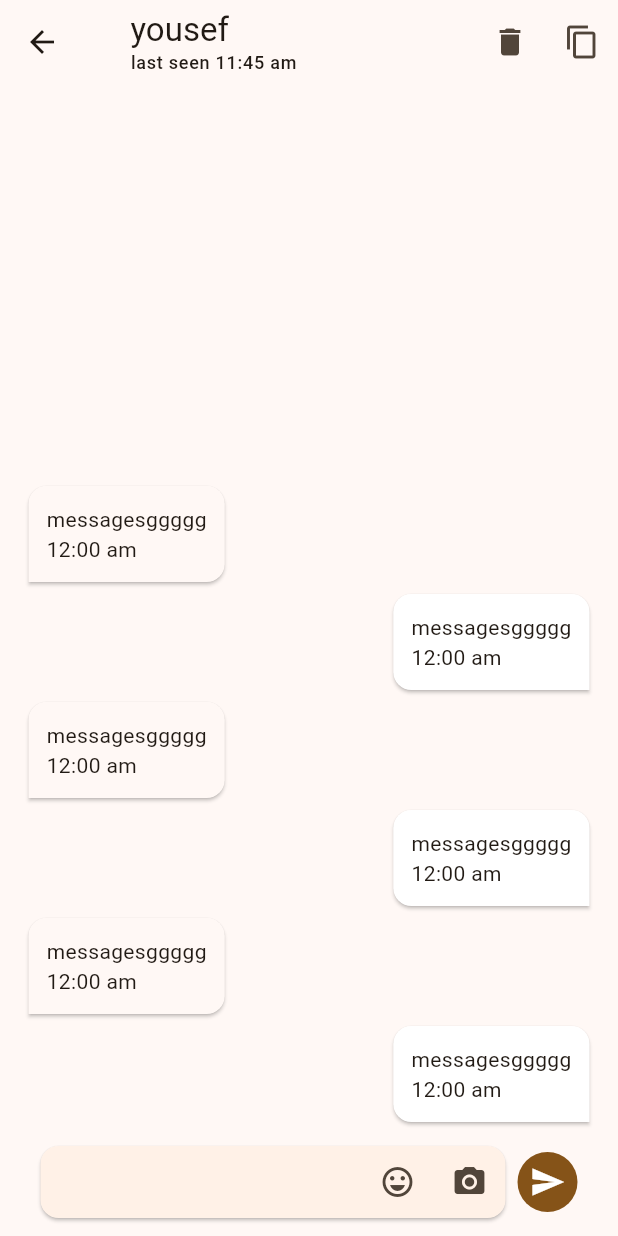
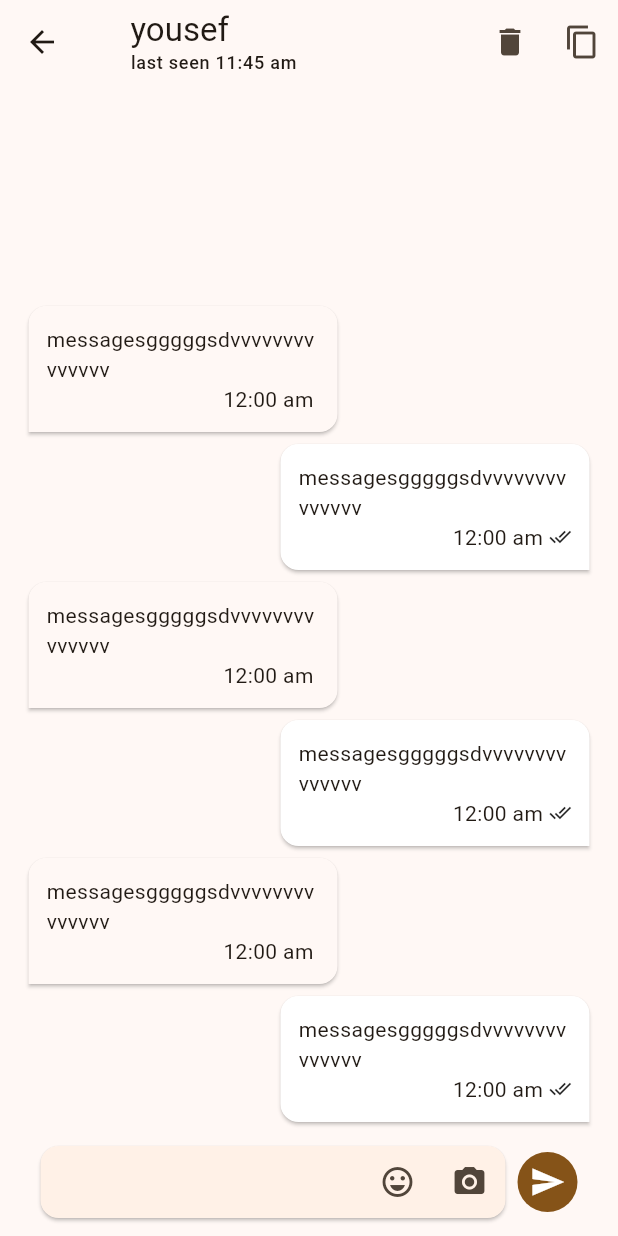
Before and after one commit to YousefDewidar/material_chat_app, a Flutter app: the InChatView screen opened directly, on a phone screen of 412 x 824 dp. Run offline on Flutter 3.47's test engine with Material 3 defaults, Android fonts, the phone set to English and light mode, and no system bars; our stand-ins replace flutter_svg.

Commit message:
read message check

```diff
--- a/lib/main.dart
+++ b/lib/main.dart
@@ -15,6 +15,8 @@ class ChatApp extends StatelessWidget {
       debugShowCheckedModeBanner: false,
       themeMode: ThemeMode.system,
       darkTheme: ThemeData.dark(),
+
+
       theme: ThemeData(
         colorScheme: ColorScheme.fromSeed(seedColor: Colors.orange),
       ),
--- a/lib/views/chat/widgets/add_friend_button_sheet.dart
+++ b/lib/views/chat/widgets/add_friend_button_sheet.dart
@@ -34,7 +34,7 @@ class AddFriendBottomSheet extends StatelessWidget {
           const SizedBox(
             height: 20,
           ),
-          CustomButton(text: 'Create chat', onPressed: () {})
+          CustomButton(text: 'Create chat', onPressed: () {},color: Theme.of(context).colorScheme.error,)
         ],
       ),
     );
--- a/lib/views/chat/widgets/message_card.dart
+++ b/lib/views/chat/widgets/message_card.dart
@@ -25,9 +25,28 @@ class MessageCard extends StatelessWidget {
             padding: const EdgeInsets.all(12),
             constraints:
                 BoxConstraints(maxWidth: MediaQuery.of(context).size.width / 2),
-            child: const Column(
-              crossAxisAlignment: CrossAxisAlignment.start,
-              children: [Text("messagesggggg"), Text('12:00 am')],
+            child: Column(
+              crossAxisAlignment: CrossAxisAlignment.end,
+              children: [
+                const Text("messagesgggggsdvvvvvvvvvvvvvv"),
+                Row(
+                  mainAxisAlignment: MainAxisAlignment.end,
+                  children: [
+                    const Text('12:00 am'),
+                    const SizedBox(
+                      width: 4,
+                    ),
+                    index % 2 == 0
+                        ? const Icon(
+                            Icons.done_all,
+                            size: 15,
+                          )
+                        : const SizedBox(
+                            width: 0,
+                          )
+                  ],
+                )
+              ],
             ),
           ),
         ),
--- a/lib/views/create_acc_view.dart
+++ b/lib/views/create_acc_view.dart
@@ -1,4 +1,5 @@
 import 'package:flutter/material.dart';
+import 'package:material_chat_app/constant.dart';
 import 'package:material_chat_app/views/all_views.dart';
 import 'package:material_chat_app/widgets/custom_button.dart';
 import 'package:material_chat_app/widgets/custom_text_field.dart';
@@ -69,7 +70,7 @@ class CreateAccView extends StatelessWidget {
                           builder: (context) => const AllViews(),
                         ),
                         (route) => false);
-                  })
+                  }, color: kPrimaryColor,)
             ],
           ),
         ),
--- a/lib/widgets/login_form.dart
+++ b/lib/widgets/login_form.dart
@@ -1,4 +1,5 @@
 import 'package:flutter/material.dart';
+import 'package:material_chat_app/constant.dart';
 import 'package:material_chat_app/views/create_acc_view.dart';
 import 'package:material_chat_app/widgets/custom_button.dart';
 import 'package:material_chat_app/widgets/custom_text_field.dart';
@@ -62,6 +63,7 @@ class _CustomFormState extends State<CustomForm> {
                 }
               },
               text: 'login',
+              color: kPrimaryColor,
             ),
 
             const SizedBox(
@@ -77,6 +79,7 @@ class _CustomFormState extends State<CustomForm> {
                   },
                 ));
               },
+              color: Theme.of(context).colorScheme.background,
             ),
           ],
         ));
```
Also changed, not shown: lib/widgets/custom_button.dart (+8 -3 lines).
